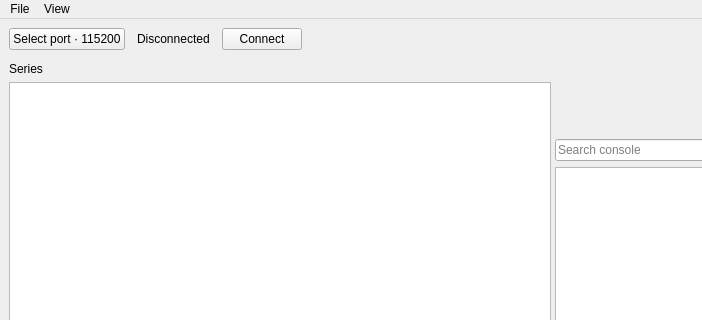
Old version of the form form.ui in the repository krupis/PlotTTY; both pictures show x 0 to 702 and y 0 to 320 of the 1280 by 800 pixel window.
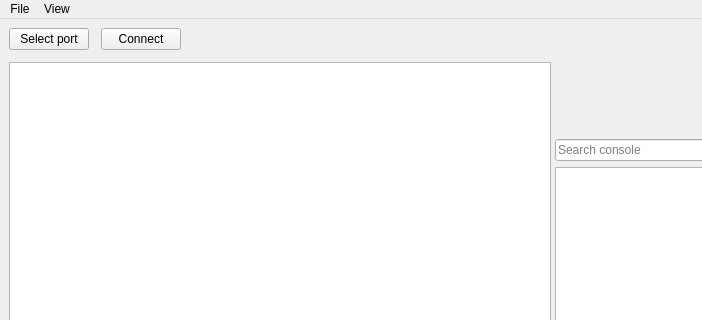
New version of the form. Custom widgets are drawn as their Qt base class.

```diff
--- a/form.ui
+++ b/form.ui
@@ -10,8 +10,7 @@
     <property name="spacing"><number>12</number></property>
     <item>
      <layout class="QHBoxLayout" name="ConnectionLayout">
-      <item><widget class="QPushButton" name="ConnectionSettingsButton"><property name="text"><string>Select port · 115200</string></property><property name="toolTip"><string>Connection settings</string></property></widget></item>
-      <item><widget class="QLabel" name="PortStatusLabel"><property name="text"><string>Disconnected</string></property></widget></item>
+      <item><widget class="QPushButton" name="ConnectionSettingsButton"><property name="text"><string>Select port</string></property><property name="toolTip"><string>Connection settings</string></property></widget></item>
       <item><widget class="QPushButton" name="ConnectButton"><property name="text"><string>Connect</string></property></widget></item>
       <item><spacer name="ConnectionSpacer"><property name="orientation"><enum>Qt::Horizontal</enum></property><property name="sizeHint" stdset="0"><size><width>40</width><height>20</height></size></property></spacer></item>
      </layout>
@@ -22,7 +21,6 @@
       <widget class="QWidget" name="SeriesSidebar">
        <property name="minimumSize"><size><width>160</width><height>0</height></size></property>
        <layout class="QVBoxLayout" name="SeriesLayout">
-        <item><widget class="QLabel" name="SeriesHeading"><property name="text"><string>Series</string></property></widget></item>
         <item><widget class="QListWidget" name="SeriesList"><property name="horizontalScrollBarPolicy"><enum>Qt::ScrollBarAlwaysOff</enum></property><property name="textElideMode"><enum>Qt::ElideRight</enum></property></widget></item>
        </layout>
       </widget>
```
